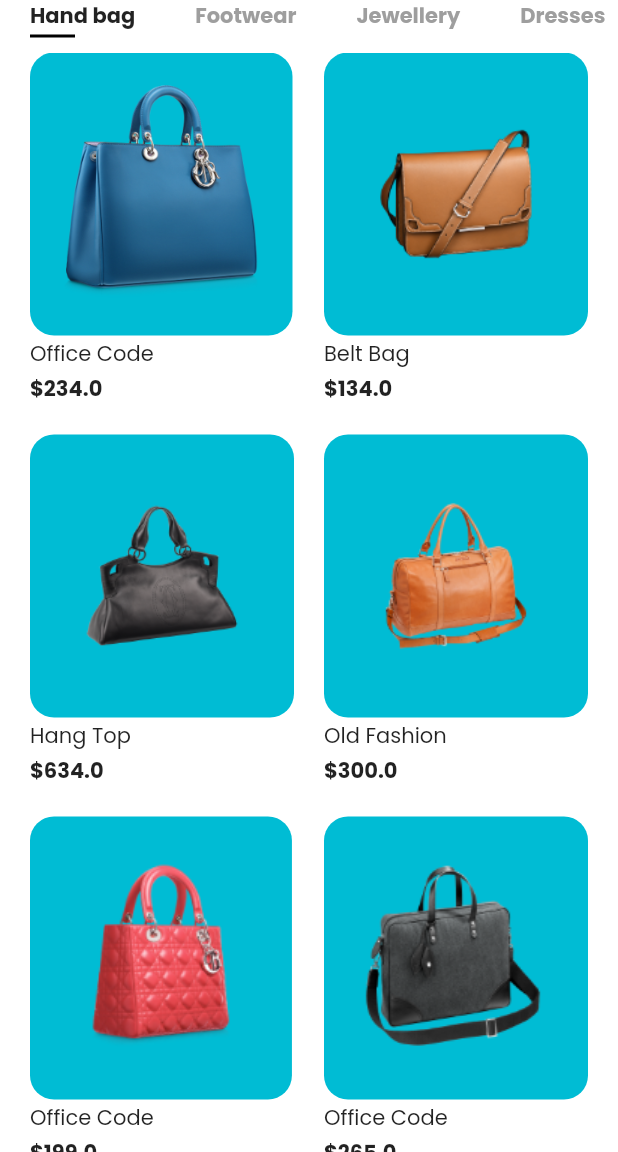
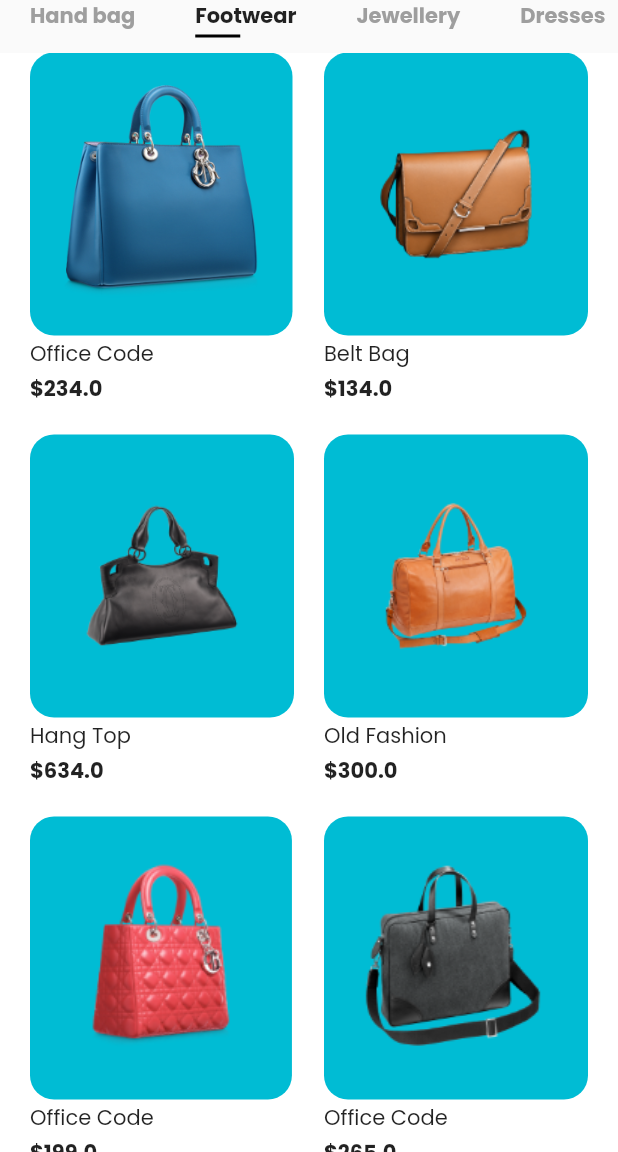
Before and after one commit to Chmelya/OnlineShop, a Flutter app: the screen it shows after launch, swiped to page 2, on a phone screen of 412 x 824 dp, the part 84-1236 px from its top. Run offline on Flutter 3.47's test engine with Material 2 defaults, Android fonts, the phone set to English and light mode, and no system bars; our stand-ins replace google_fonts.

Commit message:
fnaly without account

```diff
--- a/online_shop/lib/main.dart
+++ b/online_shop/lib/main.dart
@@ -5,6 +5,8 @@ import 'package:google_fonts/google_fonts.dart';
 import 'package:online_shop/models/Cart.dart';
 import 'package:online_shop/pages/BasePage.dart';
 import 'package:provider/provider.dart';
+
+import 'models/Counters.dart';
 
 void main() => runApp(MyApp());
 
@@ -19,6 +21,9 @@ class MyApp extends StatelessWidget {
         ChangeNotifierProvider<CounterForCart>(
           create: (context) => CounterForCart(),
         ),
+        ChangeNotifierProvider<CounterForCategories>(
+          create: (context) => CounterForCategories(),
+        ),
       ],
       child: MaterialApp(
         title:'Shop',
--- a/online_shop/lib/models/Cart.dart
+++ b/online_shop/lib/models/Cart.dart
@@ -57,43 +57,4 @@ class CartDataProvider with ChangeNotifier{
     _cartItems.clear();
     notifyListeners();
   }
-
 }
-
-class CounterForCart with ChangeNotifier {
-  int value = 1;
-
-  void increment(){
-    value++;
-    notifyListeners();
-  }
-
-  void decrement(){
-    if(value >= 0){
-      value--;
-    }
-  }
-
-  void setStart(){
-    value = 1;
-  }
-}
-
-// double cartSum(List<Cart> cart){
-//   double sum = 0.0;
-
-//   for(int i = 0; i < cart.length; i++){
-//     sum += cart[i].product.price * cart[i].numOfitems;
-//   }
-
-//   return sum;
-// }
-
-// List<Cart> cart = [
-//   Cart(product: products[0], numOfitems: 2),
-//   Cart(product: products[1], numOfitems: 1),
-//   Cart(product: products[2], numOfitems: 3),
-//   Cart(product: products[3], numOfitems: 2),
-//   Cart(product: products[4], numOfitems: 1),
-//   Cart(product: products[5], numOfitems: 4),
-// ];
--- /dev/null
+++ b/online_shop/lib/models/Counters.dart
@@ -0,0 +1,29 @@
+import 'package:flutter/material.dart';
+
+class CounterForCart with ChangeNotifier {
+  int value = 1;
+
+  void increment(){
+    value++;
+    notifyListeners();
+  }
+
+  void decrement(){
+    if(value >= 0){
+      value--;
+    }
+  }
+
+  void setStart(){
+    value = 1;
+  }
+}
+
+class CounterForCategories with ChangeNotifier {
+  int value = 0;
+
+  void set setValue(int val){
+    value = val;
+    notifyListeners();
+  }
+}
--- a/online_shop/lib/pages/BasePage.dart
+++ b/online_shop/lib/pages/BasePage.dart
@@ -1,6 +1,9 @@
 import 'package:flutter/material.dart';
+import 'package:online_shop/models/Counters.dart';
 import 'package:online_shop/pages/CartPage/CartPage.dart';
 import 'package:online_shop/pages/CatalogPage/CatalogPage.dart';
+import 'package:provider/provider.dart';
+import 'CatalogPage/components/Categories.dart';
 
 class BasePage extends StatefulWidget{
   @override
@@ -9,61 +12,34 @@ class BasePage extends StatefulWidget{
 
 class _BaseState extends State<BasePage>
 {
-  //int _currentIndex = 0;
   PageController pageController = PageController(initialPage: 0);
 
-  // вынести категории сюда
   // добавть переключение на страницу по нажатию на категорию
   @override
   Widget build(BuildContext context){
+    final _currentIndex = Provider.of<CounterForCategories>(context);
     return Scaffold(
       appBar: buildAppBar(context),
-      body: PageView(
+      body: Column(
+        children: [
+          Categories(pageController: pageController),
+          Expanded(
+              child: PageView(
               pageSnapping: true,
               controller: pageController,
               onPageChanged: (index){
-
+                _currentIndex.setValue = index;
               },
               children: [
                 CatalogPage(),
                 CatalogPage(),
+                CatalogPage(),
+                CatalogPage(),
               ],
             ),
-      //CatalogPage(), //tabs[_currentIndex],
-      // bottomNavigationBar: BottomNavigationBar(
-      //   currentIndex: _currentIndex,
-      //   type: BottomNavigationBarType.shifting,
-      //   selectedFontSize: 15,
-      //   unselectedFontSize: 10,
-      //   iconSize: 25,
-      //   items: [
-      //     BottomNavigationBarItem(
-      //       icon: Icon(Icons.home),
-      //       label: 'Home',
-      //       backgroundColor: Colors.indigo,
-      //     ),
-      //     BottomNavigationBarItem(
-      //       icon: Icon(Icons.search),
-      //       label: 'Catalog',
-      //       backgroundColor: Colors.indigo,
-      //     ),
-      //     BottomNavigationBarItem(
-      //       icon: Icon(Icons.shopping_cart),
-      //       label: 'Cart',
-      //       backgroundColor: Colors.indigo,
-      //     ),
-      //     BottomNavigationBarItem(
-      //       icon: Icon(Icons.account_box),
-      //       label: 'Profile',
-      //       backgroundColor: Colors.indigo,
-      //     ),
-      //   ],
-      //   onTap: (index){
-      //     setState((){
-      //       _currentIndex = index;
-      //     });
-      //   }
-      // ),
+          ),
+        ],
+      ),
     );
   }
 
@@ -71,11 +47,6 @@ class _BaseState extends State<BasePage>
     return AppBar(
       backgroundColor: Colors.white,
       elevation: 0,
-      // leading: IconButton(
-      //   icon: Icon(Icons.arrow_back),
-      //   color: Colors.black,
-      //   onPressed: () {},
-      // ),
       title: Text(
         "Shop",
         style: TextStyle(
--- a/online_shop/lib/pages/CatalogPage/CatalogPage.dart
+++ b/online_shop/lib/pages/CatalogPage/CatalogPage.dart
@@ -1,39 +1,40 @@
-//import 'dart:convert';
+import 'dart:convert';
 import 'package:flutter/material.dart';
-//import 'package:http/http.dart' as http;
+import 'package:http/http.dart' as http;
 import 'package:online_shop/models/Product.dart';
 import 'package:online_shop/pages/CatalogPage/components/ProductItem.dart';
 import 'package:online_shop/pages/CatalogPage/components/Categories.dart';
 import 'package:online_shop/pages/CatalogPage/components/DetailsScreen.dart';
 
 class CatalogPage extends StatefulWidget {
+  const CatalogPage({Key key, this.url}) : super(key: key);
+
+  final String url;
+
   @override
   State<StatefulWidget> createState() {
-    return new MyState();
+    return new MyState(url);
   }
 }
 
 class MyState extends State<CatalogPage> {
+  Product product;
+  final String url;
 
-  //Добавить в конструктор url для загрзки спец.списка для виджета
-
-  //List questions;
-  //String endpoint = "https://api.stackexchange.com/2.2/questions?" +
-  //"pagesize=100&order=desc&sort=activity&site=stackoverflow";
+  MyState(this.url);
 
   @override
   void initState() {
     super.initState();
-    loadData();
+    //loadData();
   }
 
   void loadData() async {
-    // More code here
-    //String rawData = (await http.get(endpoint)).body;
-    //Map jsonData = jsonDecode(rawData);
+    String rawData = (await http.get(url)).body;
+    Map jsonData = jsonDecode(rawData);
 
     setState(() {
-      //questions = jsonData["items"];
+      products = jsonData["items"];
     });
   }
 
@@ -44,7 +45,6 @@ class MyState extends State<CatalogPage> {
       body: Column(
         crossAxisAlignment: CrossAxisAlignment.start,
         children: <Widget>[
-          Categories(), //Лист с категориями. Добавить счетчик
           Expanded(
             child: Padding(
               padding: const EdgeInsets.symmetric(horizontal: 20),
--- a/online_shop/lib/pages/CatalogPage/components/AddToCart.dart
+++ b/online_shop/lib/pages/CatalogPage/components/AddToCart.dart
@@ -1,5 +1,6 @@
 import 'package:flutter/material.dart';
 import 'package:online_shop/models/Cart.dart';
+import 'package:online_shop/models/Counters.dart';
 import 'package:online_shop/models/Product.dart';
 import 'package:provider/provider.dart';
 
--- a/online_shop/lib/pages/CatalogPage/components/CartCounter.dart
+++ b/online_shop/lib/pages/CatalogPage/components/CartCounter.dart
@@ -1,4 +1,5 @@
 import 'package:flutter/material.dart';
+import 'package:online_shop/models/Counters.dart';
 import 'package:provider/provider.dart';
 import 'package:online_shop/models/Cart.dart';
 
--- a/online_shop/lib/pages/CatalogPage/components/Categories.dart
+++ b/online_shop/lib/pages/CatalogPage/components/Categories.dart
@@ -1,14 +1,22 @@
 import 'package:flutter/material.dart';
+import 'package:online_shop/models/Counters.dart';
+import 'package:provider/provider.dart';
 
 class Categories extends StatefulWidget{
+  const Categories({Key key, this.pageController}) : super(key: key);
+
+  final PageController pageController;
+
   @override
-  _CategoriesState createState() => _CategoriesState();
+  _CategoriesState createState() => _CategoriesState(pageController);
 }
 
 class _CategoriesState extends State<Categories>{
   List<String> categories = ["Hand bag", "Footwear", "Jewellery", "Dresses"];
 
-  int _currentIndex = 0;
+  final  PageController pageController;
+
+  _CategoriesState(this.pageController);
 
   @override
   Widget build(BuildContext context){
@@ -23,10 +31,12 @@ class _CategoriesState extends State<Categories>{
   }
 
   Widget buildCategory(int index){
+    final _currentIndex = Provider.of<CounterForCategories>(context);
     return GestureDetector(
       onTap: () {
         setState(() {
-          _currentIndex = index;
+          _currentIndex.setValue = index;
+          pageController.animateToPage(index, duration: Duration(milliseconds: 100), curve: Curves.linear);
         });
       },
         child: Padding(
@@ -38,14 +48,14 @@ class _CategoriesState extends State<Categories>{
               categories[index],
               style: TextStyle(
                 fontWeight: FontWeight.bold,
-                color: _currentIndex == index ? Colors.black87 : Colors.grey,
+                color: _currentIndex.value == index ? Colors.black87 : Colors.grey,
               ),
             ),
             Container(
               margin: EdgeInsets.only(top: 2),
               height: 2,
               width: 30,
-              color: _currentIndex == index ? Colors.black : Colors.transparent,
+              color: _currentIndex.value == index ? Colors.black : Colors.transparent,
             ),
           ],
         ),
```
Lines whose indentation alone changed are shown as unchanged.
